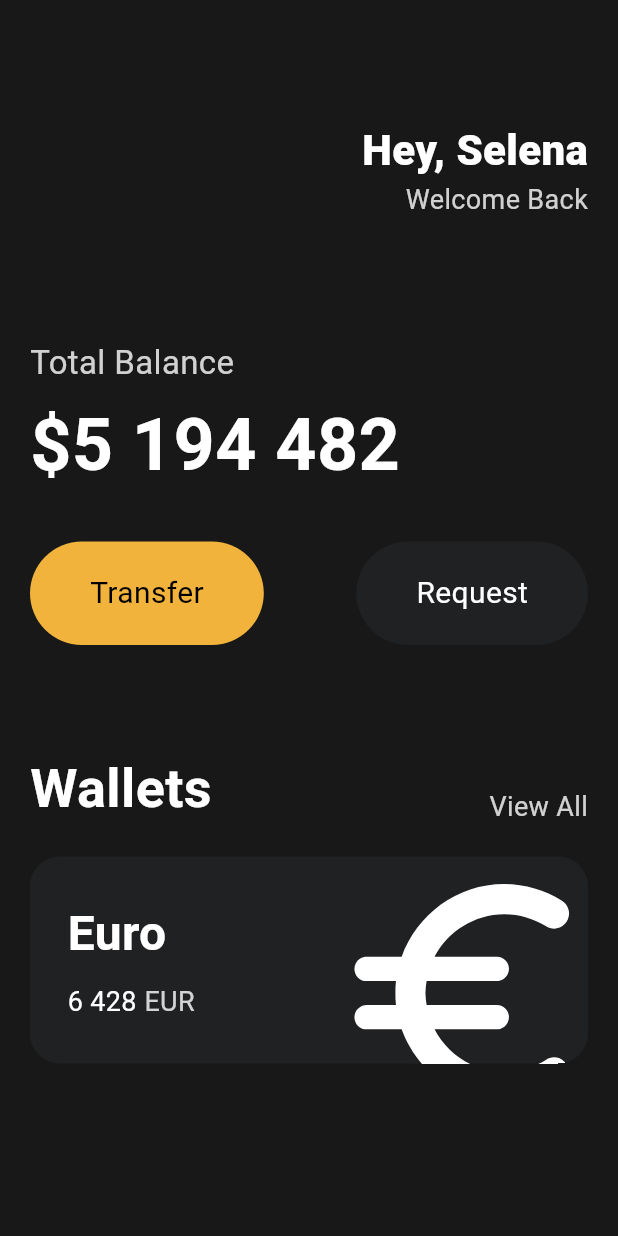
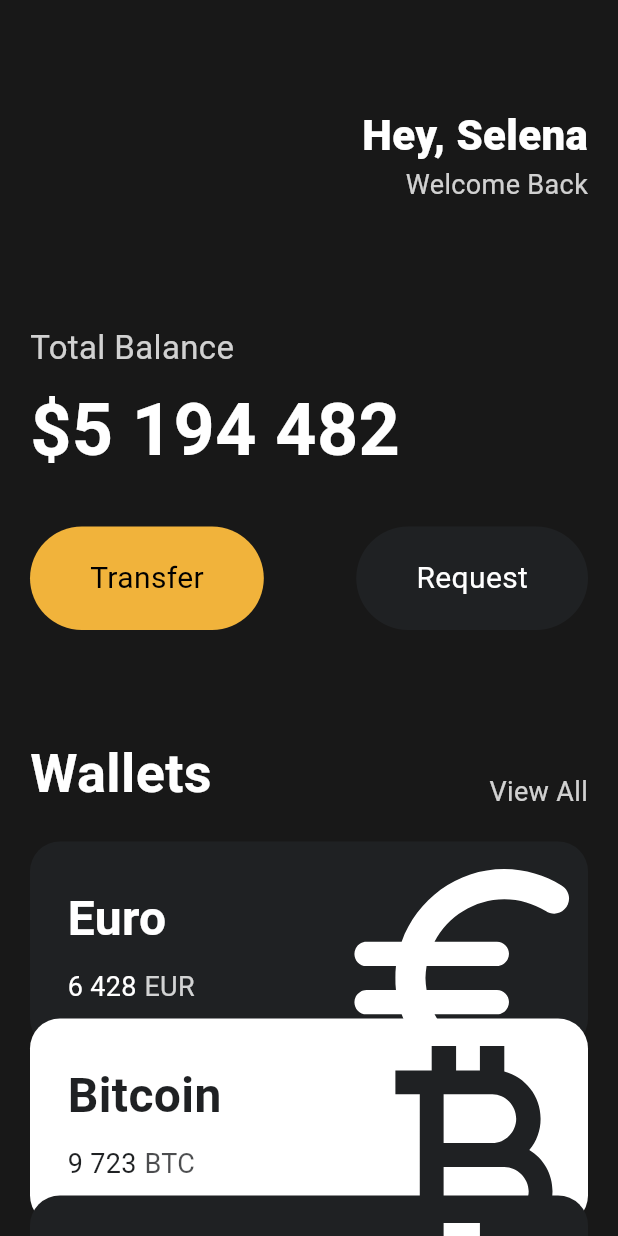
Before and after one commit to dongyoon7212/flutter_study, a Flutter app: the screen it shows after launch, on a phone screen of 412 x 824 dp. Run offline on Flutter 3.47's test engine with Material 3 defaults, Android fonts, the phone set to English and light mode, and no system bars.

Commit message:
Feat: Add Card Widgets

```diff
--- a/lib/main.dart
+++ b/lib/main.dart
@@ -1,5 +1,6 @@
 import 'package:flutter/material.dart';
 import 'package:toonflix/widgets/button.dart';
+import 'package:toonflix/widgets/currency_card.dart';
 
 void main() {
   runApp(const App());
@@ -13,7 +14,8 @@ class App extends StatelessWidget {
     return MaterialApp(
       home: Scaffold(
         backgroundColor: const Color(0xff181818),
-        body: Padding(
+        body: SingleChildScrollView(
+          child: Padding(
             padding: const EdgeInsets.symmetric(
               horizontal: 20,
             ),
@@ -21,7 +23,7 @@ class App extends StatelessWidget {
               crossAxisAlignment: CrossAxisAlignment.start,
               children: [
                 const SizedBox(
-                height: 80,
+                  height: 70,
                 ),
                 Row(
                   mainAxisAlignment: MainAxisAlignment.end,
@@ -114,68 +116,35 @@ class App extends StatelessWidget {
                 const SizedBox(
                   height: 20,
                 ),
-              Container(
-                clipBehavior: Clip.hardEdge,
-                decoration: BoxDecoration(
-                  color: Color(0xff1f2123),
-                  borderRadius: BorderRadius.circular(20),
+                CurrencyCard(
+                  name: "Euro",
+                  code: "EUR",
+                  amount: "6 428",
+                  icon: Icons.euro_rounded,
+                  isInverted: false,
                 ),
-                child: Padding(
-                  padding: const EdgeInsets.all(25),
-                  child: Row(
-                    mainAxisAlignment: MainAxisAlignment.spaceBetween,
-                    children: [
-                      Column(
-                        crossAxisAlignment: CrossAxisAlignment.start,
-                        children: [
-                          Text(
-                            "Euro",
-                            style: TextStyle(
-                              color: Colors.white,
-                              fontSize: 32,
-                              fontWeight: FontWeight.w600,
+                Transform.translate(
+                  offset: Offset(0, -20),
+                  child: CurrencyCard(
+                    name: "Bitcoin",
+                    code: "BTC",
+                    amount: "9 723",
+                    icon: Icons.currency_bitcoin,
+                    isInverted: true,
                   ),
                 ),
-                          SizedBox(
-                            height: 10,
-                          ),
-                          Row(
-                            children: [
-                              Text("6 428",
-                                  style: TextStyle(
-                                    color: Colors.white,
-                                    fontSize: 18,
-                                  )),
-                              SizedBox(
-                                width: 5,
-                              ),
-                              Text(
-                                "EUR",
-                                style: TextStyle(
-                                  color: Colors.white.withOpacity(0.8),
-                                  fontSize: 18,
-                                ),
-                              ),
-                            ],
-                          )
-                        ],
-                      ),
-                      Transform.scale(
-                        scale: 2.2,
-                        child: Transform.translate(
-                          offset: Offset(-5, 10),
-                          child: Icon(
-                            Icons.euro_rounded,
-                            color: Colors.white,
-                            size: 88,
-                          ),
+                Transform.translate(
+                  offset: Offset(0, -40),
+                  child: CurrencyCard(
+                    name: "Dollar",
+                    code: "USD",
+                    amount: "2 102",
+                    icon: Icons.attach_money_outlined,
+                    isInverted: false,
                   ),
                 ),
               ],
             ),
-                ),
-              )
-            ],
           ),
         ),
       ),
--- /dev/null
+++ b/lib/widgets/currency_card.dart
@@ -0,0 +1,85 @@
+import 'package:flutter/material.dart';
+
+class CurrencyCard extends StatelessWidget {
+  final String name, code, amount;
+  final IconData icon;
+  final bool isInverted;
+
+  final _blackColor = Color(0xff1f2123);
+
+  CurrencyCard({
+    super.key,
+    required this.name,
+    required this.code,
+    required this.amount,
+    required this.icon,
+    required this.isInverted,
+  });
+
+  @override
+  Widget build(BuildContext context) {
+    return Container(
+      clipBehavior: Clip.hardEdge,
+      decoration: BoxDecoration(
+        color: isInverted ? Colors.white : _blackColor,
+        borderRadius: BorderRadius.circular(20),
+      ),
+      child: Padding(
+        padding: const EdgeInsets.all(25),
+        child: Row(
+          mainAxisAlignment: MainAxisAlignment.spaceBetween,
+          children: [
+            Column(
+              crossAxisAlignment: CrossAxisAlignment.start,
+              children: [
+                Text(
+                  name,
+                  style: TextStyle(
+                    color: isInverted ? _blackColor : Colors.white,
+                    fontSize: 32,
+                    fontWeight: FontWeight.w600,
+                  ),
+                ),
+                SizedBox(
+                  height: 10,
+                ),
+                Row(
+                  children: [
+                    Text(amount,
+                        style: TextStyle(
+                          color: isInverted ? _blackColor : Colors.white,
+                          fontSize: 18,
+                        )),
+                    SizedBox(
+                      width: 5,
+                    ),
+                    Text(
+                      code,
+                      style: TextStyle(
+                        color: isInverted
+                            ? _blackColor.withOpacity(0.8)
+                            : Colors.white.withOpacity(0.8),
+                        fontSize: 18,
+                      ),
+                    ),
+                  ],
+                )
+              ],
+            ),
+            Transform.scale(
+              scale: 2.2,
+              child: Transform.translate(
+                offset: Offset(-5, 10),
+                child: Icon(
+                  icon,
+                  color: isInverted ? _blackColor : Colors.white,
+                  size: 88,
+                ),
+              ),
+            ),
+          ],
+        ),
+      ),
+    );
+  }
+}
```
Lines whose indentation alone changed are shown as unchanged.
